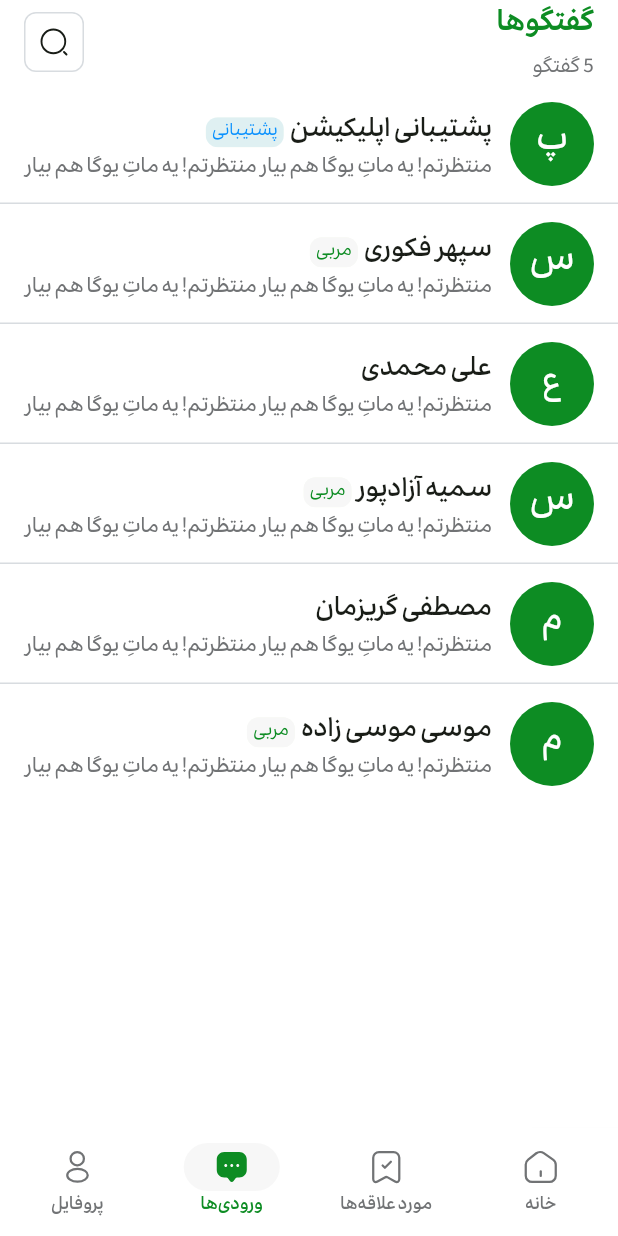
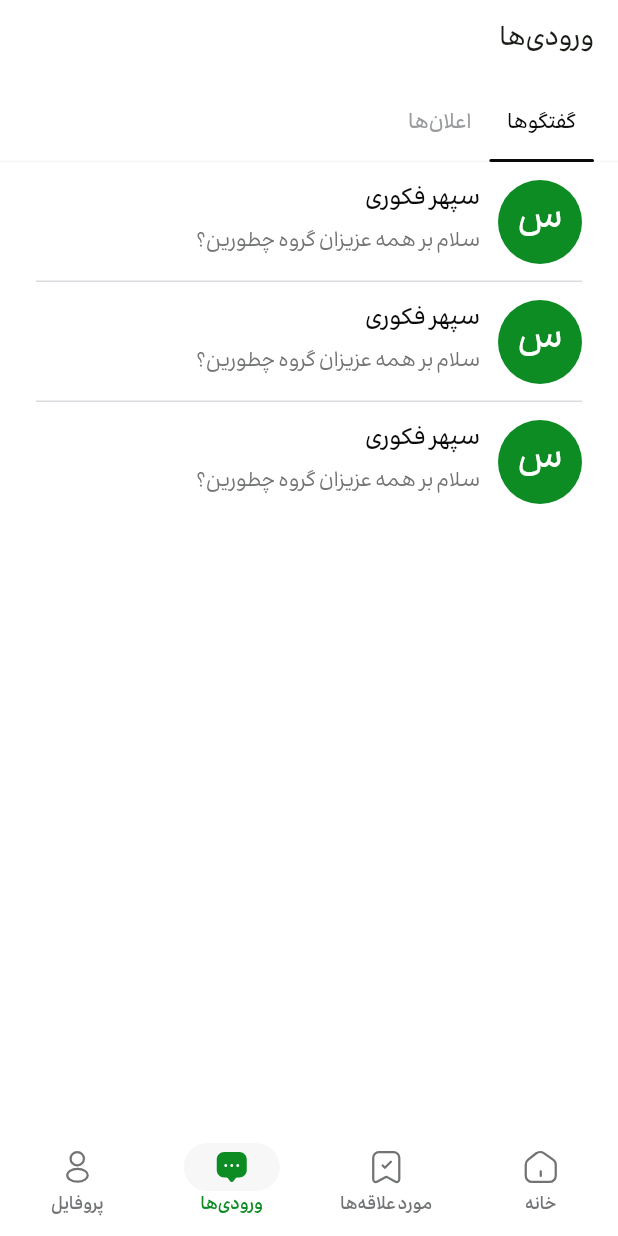
Before and after one commit to SepehrFakoori/sport_flutter_app, a Flutter app: the screen it shows after launch, item 3 of the bottom bar chosen, on a phone screen of 412 x 824 dp. Run offline on Flutter 3.47's test engine with Material 3 defaults, Android fonts, the phone set to English and light mode, and no system bars; our stand-ins replace cached_network_image, dio, flutter_svg, go_router, package_info_plus, pretty_dio_logger and 1 more; network calls fail.

Commit message:
ref(inbox): add chat tile to inbox page

```diff
--- a/lib/core/l10n/app_localizations.dart
+++ b/lib/core/l10n/app_localizations.dart
@@ -214,17 +214,17 @@ abstract class AppLocalizations {
   /// **'اعلان‌ها'**
   String get home_notifications_icon_tooltip;
 
-  /// No description provided for @chat_list_appbar_title.
+  /// No description provided for @inbox_message_tab_label.
   ///
   /// In fa, this message translates to:
-  /// **'گفتگوها'**
-  String get chat_list_appbar_title;
+  /// **'گفتگو‌ها'**
+  String get inbox_message_tab_label;
 
-  /// No description provided for @chat_list_appbar_subtitle.
+  /// No description provided for @inbox_notifications_tab_label.
   ///
   /// In fa, this message translates to:
-  /// **'{count,plural, =0{بدون گفتگو} other{{count} گفتگو}}'**
-  String chat_list_appbar_subtitle(num count);
+  /// **'اعلان‌ها'**
+  String get inbox_notifications_tab_label;
 
   /// No description provided for @coach_appbar_title.
   ///
--- a/lib/core/l10n/app_localizations_fa.dart
+++ b/lib/core/l10n/app_localizations_fa.dart
@@ -69,18 +69,10 @@ class AppLocalizationsFa extends AppLocalizations {
   String get home_notifications_icon_tooltip => 'اعلان‌ها';
 
   @override
-  String get chat_list_appbar_title => 'گفتگوها';
+  String get inbox_message_tab_label => 'گفتگو‌ها';
 
   @override
-  String chat_list_appbar_subtitle(num count) {
-    String _temp0 = intl.Intl.pluralLogic(
-      count,
-      locale: localeName,
-      other: '$count گفتگو',
-      zero: 'بدون گفتگو',
-    );
-    return '$_temp0';
-  }
+  String get inbox_notifications_tab_label => 'اعلان‌ها';
 
   @override
   String get coach_appbar_title => 'پروفایل مربی';
--- a/lib/core/l10n/intl_fa.arb
+++ b/lib/core/l10n/intl_fa.arb
@@ -23,8 +23,8 @@
     "home_search_icon_tooltip": "جستوجو",
     "home_notifications_icon_tooltip": "اعلان\u200Cها",
 
-    "chat_list_appbar_title": "گفتگوها",
-    "chat_list_appbar_subtitle": "{count,plural, =0{بدون گفتگو} other{{count} گفتگو}}",
+    "inbox_message_tab_label": "گفتگو\u200Cها",
+    "inbox_notifications_tab_label": "اعلان\u200Cها",
 
     "coach_appbar_title": "پروفایل مربی",
     "coach_reviews_label": "{count, plural, =0{بدون دیدگاه} other{{count} دیدگاه}}",
--- a/lib/core/router/app_router.dart
+++ b/lib/core/router/app_router.dart
@@ -2,10 +2,10 @@ import 'package:flutter/services.dart';
 import 'package:go_router/go_router.dart';
 import 'package:sport_flutter_app/core/router/app_routes.dart';
 import 'package:sport_flutter_app/core/ui/screens/main_page.dart';
-import 'package:sport_flutter_app/features/chat/presentations/chat_page.dart';
-import 'package:sport_flutter_app/features/chat/presentations/chats_page.dart';
+import 'package:sport_flutter_app/features/inbox/presentations/chat_page.dart';
 import 'package:sport_flutter_app/features/coach/presentations/coach_page.dart';
 import 'package:sport_flutter_app/features/home/presentations/home_page.dart';
+import 'package:sport_flutter_app/features/inbox/presentations/inbox_page.dart';
 import 'package:sport_flutter_app/features/user/presentations/profile_page.dart';
 import 'package:sport_flutter_app/features/user/presentations/account_page.dart';
 import 'package:sport_flutter_app/features/user/presentations/simple_page.dart';
@@ -37,8 +37,8 @@ final GoRouter routerConfig = GoRouter(
         StatefulShellBranch(
           routes: <RouteBase>[
             GoRoute(
-              path: AppRoutes.chats.path,
-              builder: (context, state) => ChatsPage(),
+              path: AppRoutes.inbox.path,
+              builder: (context, state) => InboxPage(),
             ),
           ],
         ),
--- a/lib/core/router/app_routes.dart
+++ b/lib/core/router/app_routes.dart
@@ -8,7 +8,7 @@ class AppRoute {
 sealed class AppRoutes {
   static const home = AppRoute(name: 'home', path: '/');
   static const page1 = AppRoute(name: 'page-1', path: '/1');
-  static const chats = AppRoute(name: 'chats', path: '/chats');
+  static const inbox = AppRoute(name: 'inbox', path: '/inbox');
   static const chat = AppRoute(name: 'chat', path: '/chat');
   static const account = AppRoute(name: 'account', path: '/account');
   static const profile = AppRoute(name: 'profile', path: '/profile');
--- a/lib/core/ui/theme/app_theme.dart
+++ b/lib/core/ui/theme/app_theme.dart
@@ -298,6 +298,25 @@ class AppTheme {
       ),
 
       chipTheme: ChipThemeData(labelStyle: AppTextTheme.textTheme.labelLarge),
+
+      tabBarTheme: TabBarThemeData(
+        dividerColor: colors.surface,
+        indicatorAnimation: .elastic,
+        indicatorColor: colors.secondary,
+        indicatorSize: .tab,
+        tabAlignment: .start,
+        unselectedLabelColor: colors.onTertiary,
+        labelColor: colors.secondary,
+        indicator: UnderlineTabIndicator(
+          borderSide: BorderSide(
+            color: colors.secondary,
+            width: 2,
+            style: .solid,
+          ),
+          borderRadius: .circular(1),
+        ),
+        labelPadding: .symmetric(horizontal: 12),
+      ),
     );
   }
 }
--- a/lib/features/chat/presentations/chats_page.dart
+++ /dev/null
@@ -1,88 +0,0 @@
-import 'package:flutter/material.dart';
-import 'package:go_router/go_router.dart';
-import 'package:sport_flutter_app/core/constants/assets_icons.dart';
-import 'package:sport_flutter_app/core/extensions/build_context_extensions.dart';
-import 'package:sport_flutter_app/core/router/app_routes.dart';
-import 'package:sport_flutter_app/core/ui/widgets/app_divider.dart';
-import 'package:sport_flutter_app/core/ui/widgets/buttons/app_icon_button.dart';
-import 'package:sport_flutter_app/features/chat/presentations/widgets/chat_list_tile.dart';
-
-class ChatsPage extends StatelessWidget {
-  const ChatsPage({super.key});
-
-  @override
-  Widget build(BuildContext context) {
-    final List<String> firstnames = ['سپهر', 'علی', 'سمیه', 'مصطفی', 'موسی'];
-
-    final List<String> lastnames = [
-      'فکوری',
-      'محمدی',
-      'آزادپور',
-      'گریزمان',
-      'موسی زاده',
-    ];
-
-    return Scaffold(
-      appBar: AppBar(
-        title: Column(
-          crossAxisAlignment: .start,
-          children: [
-            Text(
-              context.l10n.chat_list_appbar_title,
-              style: context.textTheme.headlineMedium?.copyWith(
-                color: context.colors.primary,
-                fontWeight: .w700,
-              ),
-            ),
-            Text(context.l10n.chat_list_appbar_subtitle(5)),
-          ],
-        ),
-        titleTextStyle: context.textTheme.bodyMedium?.copyWith(
-          color: context.colors.onBackgroundSecondary,
-        ),
-        actions: [
-          AppIconButton(
-            icon: AssetIcons.search,
-            onPressed: () {},
-            tooltip: context.l10n.home_search_icon_tooltip,
-          ),
-        ],
-        actionsPadding: .symmetric(horizontal: 16),
-      ),
-      body: SafeArea(
-        child: SingleChildScrollView(
-          physics: const AlwaysScrollableScrollPhysics(),
-          child: Column(
-            children: [
-              ChatListTile(
-                firstname: 'پشتیبانی',
-                lastname: 'اپلیکیشن',
-                lastMessage:
-                    'منتظرتم! یه ماتِ یوگا هم بیار منتظرتم! یه ماتِ یوگا هم بیار',
-                type: .support,
-              ),
-              AppDivider(endIndent: 0, indent: 0),
-              ListView.separated(
-                shrinkWrap: true,
-                physics: const NeverScrollableScrollPhysics(),
-                itemBuilder: (context, index) => ChatListTile(
-                  firstname: firstnames[index],
-                  lastname: lastnames[index],
-                  lastMessage:
-                      'منتظرتم! یه ماتِ یوگا هم بیار منتظرتم! یه ماتِ یوگا هم بیار',
-                  onTap: () {
-                    context.pushNamed(AppRoutes.chat.name!);
-                  },
-                  type: index % 2 == 0 ? .coach : .user,
-                ),
-                separatorBuilder: (context, index) =>
-                    const AppDivider(endIndent: 0, indent: 0),
-                itemCount: 5,
-              ),
-            ],
-          ),
-        ),
-      ),
-    );
-  }
-}
--- a/lib/features/chat/presentations/widgets/chat_list_tile.dart
+++ /dev/null
@@ -1,73 +0,0 @@
-import 'package:flutter/material.dart';
-import 'package:sport_flutter_app/core/extensions/build_context_extensions.dart';
-import 'package:sport_flutter_app/core/ui/widgets/app_circle_avatar.dart';
-import 'package:sport_flutter_app/features/chat/presentations/widgets/coach_label.dart';
-
-enum ChatType { coach, user, support }
-
-class ChatListTile extends StatelessWidget {
-  final String firstname;
-  final String lastname;
-  final String lastMessage;
-  final GestureTapCallback? onTap;
-  final GestureLongPressCallback? onLongPress;
-  final ChatType? type;
-
-  const ChatListTile({
-    super.key,
-    required this.firstname,
-    required this.lastname,
-    required this.lastMessage,
-    this.onTap,
-    this.onLongPress,
-    this.type,
-  });
-
-  @override
-  Widget build(BuildContext context) {
-    return ListTile(
-      onTap: onTap,
-      onLongPress: onLongPress,
-      contentPadding: EdgeInsets.symmetric(vertical: 4, horizontal: 16),
-      horizontalTitleGap: 12,
-      titleAlignment: ListTileTitleAlignment.center,
-      isThreeLine: false,
-      leading: AppCircleAvatar(username: '$firstname $lastname', radius: 28),
-      title: Row(
-        mainAxisAlignment: .start,
-        crossAxisAlignment: .center,
-        spacing: 4,
-        children: [
-          Flexible(
-            child: Text(
-              '$firstname $lastname',
-              maxLines: 1,
-              overflow: .ellipsis,
-            ),
-          ),
-          ?_getChatLabel(type),
-        ],
-      ),
-      titleTextStyle: context.textTheme.headlineSmall?.copyWith(
-        fontWeight: .w600,
-        height: 1.5,
-      ),
-      subtitle: Text(lastMessage, maxLines: 1, overflow: .ellipsis),
-      subtitleTextStyle: context.textTheme.bodyMedium?.copyWith(
-        fontWeight: .w500,
-        color: context.colors.onBackgroundSecondary,
-      ),
-    );
-  }
-
-  Widget? _getChatLabel(ChatType? type) {
-    switch (type) {
-      case .coach:
-        return CoachLabel();
-      case .support:
-        return SupportLabel();
-      default:
-        return null;
-    }
-  }
-}
--- a/lib/features/chat/presentations/chat_page.dart
+++ b/lib/features/inbox/presentations/chat_page.dart
@@ -2,7 +2,7 @@ import 'package:flutter/material.dart';
 import 'package:sport_flutter_app/core/extensions/build_context_extensions.dart';
 import 'package:sport_flutter_app/core/ui/widgets/app_circle_avatar.dart';
 import 'package:sport_flutter_app/core/ui/widgets/app_text_form_field.dart';
-import 'package:sport_flutter_app/features/chat/presentations/widgets/chat_bubble.dart';
+import 'package:sport_flutter_app/features/inbox/presentations/widgets/chat_bubble.dart';
 
 class ChatPage extends StatelessWidget {
   const ChatPage({super.key});
--- /dev/null
+++ b/lib/features/inbox/presentations/inbox_page.dart
@@ -0,0 +1,76 @@
+import 'package:flutter/material.dart';
+import 'package:sport_flutter_app/core/extensions/build_context_extensions.dart';
+import 'package:sport_flutter_app/core/ui/widgets/app_divider.dart';
+import 'package:sport_flutter_app/features/inbox/presentations/widgets/chat_tile.dart';
+
+class InboxPage extends StatefulWidget {
+  const InboxPage({super.key});
+
+  @override
+  State<InboxPage> createState() => _InboxPageState();
+}
+
+class _InboxPageState extends State<InboxPage>
+    with SingleTickerProviderStateMixin {
+  late TabController _controller;
+
+  @override
+  void initState() {
+    super.initState();
+
+    _controller = TabController(length: 2, vsync: this);
+  }
+
+  @override
+  Widget build(BuildContext context) {
+    return Scaffold(
+      body: SafeArea(
+        child: NestedScrollView(
+          headerSliverBuilder: (context, innerBoxIsScrolled) {
+            return [
+              SliverAppBar(
+                pinned: true,
+                expandedHeight: 108,
+                floating: true,
+                title: Text(context.l10n.bottom_navigation_inbox),
+                titleTextStyle: context.textTheme.headlineSmall,
+                bottom: TabBar(
+                  controller: _controller,
+                  isScrollable: true,
+                  padding: .symmetric(horizontal: 16),
+                  tabs: [
+                    Tab(text: context.l10n.inbox_message_tab_label),
+                    Tab(text: context.l10n.inbox_notifications_tab_label),
+                  ],
+                  labelStyle: context.textTheme.titleMedium,
+                ),
+              ),
+            ];
+          },
+          body: TabBarView(
+            controller: _controller,
+            children: [
+              ListView.separated(
+                itemBuilder: (context, index) {
+                  return ChatTile(
+                    sender: 'سپهر فکوری',
+                    message: 'سلام بر همه عزیزان گروه چطورین؟',
+                    onTap: () {},
+                  );
+                },
+                separatorBuilder: (context, index) =>
+                    AppDivider(indent: 24, endIndent: 24),
+                itemCount: 3,
+              ),
+              ListView.builder(
+                itemBuilder: (context, index) =>
+                    Container(color: Colors.red, height: 48),
+                itemCount: 25,
+              ),
+            ],
+          ),
+        ),
+      ),
+    );
+  }
+}
--- /dev/null
+++ b/lib/features/inbox/presentations/widgets/chat_tile.dart
@@ -0,0 +1,36 @@
+import 'package:flutter/material.dart';
+import 'package:sport_flutter_app/core/extensions/build_context_extensions.dart';
+import 'package:sport_flutter_app/core/ui/widgets/app_circle_avatar.dart';
+
+class ChatTile extends StatelessWidget {
+  final String sender;
+  final String message;
+  final GestureTapCallback? onTap;
+
+  const ChatTile({
+    super.key,
+    required this.sender,
+    required this.message,
+    this.onTap,
+  });
+
+  @override
+  Widget build(BuildContext context) {
+    return ListTile(
+      onTap: onTap,
+      contentPadding: EdgeInsets.symmetric(horizontal: 24, vertical: 4),
+      leading: AppCircleAvatar(username: sender, radius: 28),
+      title: Text(sender, maxLines: 1, overflow: .ellipsis),
+      titleTextStyle: context.textTheme.titleLarge?.copyWith(
+        color: context.colors.onBackground,
+      ),
+      horizontalTitleGap: 12,
+      subtitle: Text(message, maxLines: 1, overflow: .ellipsis),
+      subtitleTextStyle: context.textTheme.titleMedium?.copyWith(
+        color: context.colors.onBackgroundSecondary,
+        fontWeight: .w400,
+      ),
+      isThreeLine: false,
+    );
+  }
+}
```
Also changed, not shown: lib/features/inbox/presentations/widgets/chat_bubble.dart (renamed from lib/features/chat/presentations/widgets/chat_bubble.dart), lib/features/inbox/presentations/widgets/coach_label.dart (renamed from lib/features/chat/presentations/widgets/coach_label.dart).
